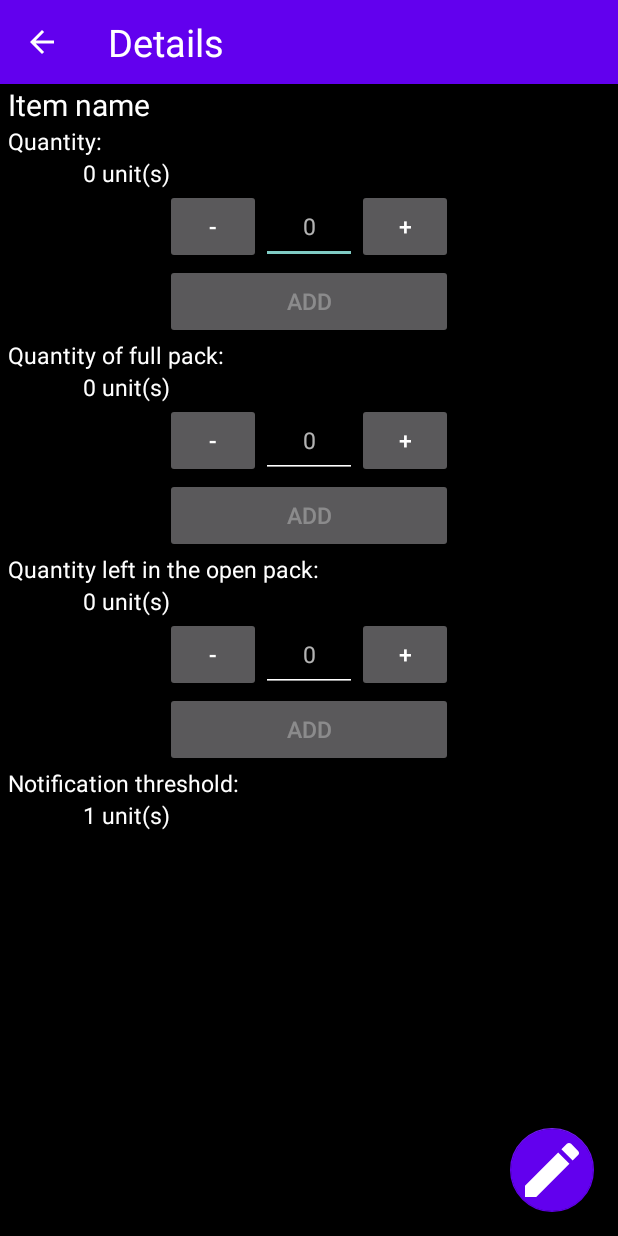
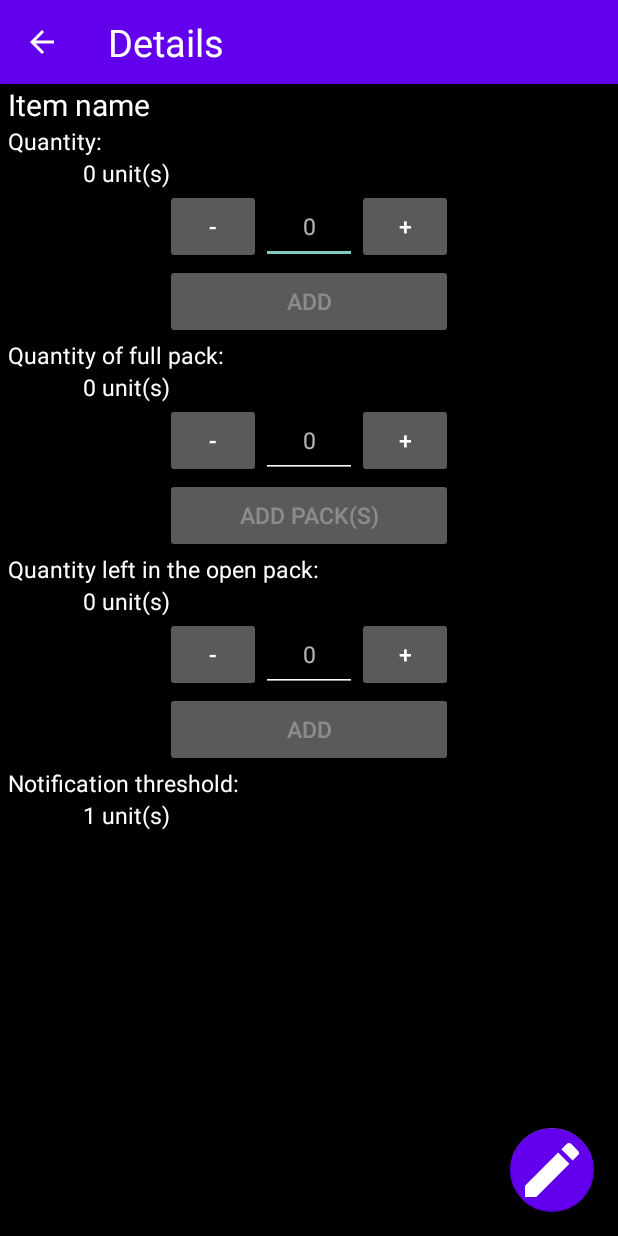
Before and after one commit to GillouH/TestStock, an Android app: the ItemDetailActivity screen opened directly, with no data from a screen before it, on a phone screen of 412 x 824 dp. Run offline under Robolectric (Android 15) with nearby library versions, the phone set to English and light mode, and no system bars; 6 statements that could not run were skipped.

Commit message:
Bug Fix + Amélioration QuantityManager _ Gestion de la valeur par défaut sur le bouton Validation

```diff
--- a/app/src/main/java/com/example/teststock/controllers/QuantityManager.java
+++ b/app/src/main/java/com/example/teststock/controllers/QuantityManager.java
@@ -46,23 +46,17 @@ public class QuantityManager extends RelativeLayout{
         View view = layoutInflater != null ? layoutInflater.inflate(R.layout.quantity_manager, findViewById(R.id.QuantityManager_Root)) : null;
         addView(view);
 
-        TypedArray typedArray = context.obtainStyledAttributes(attributeSet, R.styleable.QuantityManager);
-
-        if(typedArray.getString(R.styleable.QuantityManager_validationTextAdd) != null){
-            validationTextAdd = typedArray.getString(R.styleable.QuantityManager_validationTextAdd);
-            validationTextAdd = getResources().getString(R.string.quantityManager_add);
-        }
-
-        if(typedArray.getString(R.styleable.QuantityManager_validationTextRemove) != null){
-            validationTextRemove = typedArray.getString(R.styleable.QuantityManager_validationTextRemove);
-            validationTextRemove = getResources().getString(R.string.quantityManager_remove);
-        }
-
-        typedArray.recycle();
-
         Button minusButton = findViewById(R.id.QuantityManager_ButtonMinus);
         Button plusButton = findViewById(R.id.QuantityManager_ButtonPlus);
         validtionButton = findViewById(R.id.QuantityManager_ButtonValidation);
+
+        TypedArray typedArray = context.obtainStyledAttributes(attributeSet, R.styleable.QuantityManager);
+        String arg = typedArray.getString(R.styleable.QuantityManager_validationTextAdd);
+        validationTextAdd = arg != null ? arg : getResources().getString(R.string.quantityManager_add);
+        arg = typedArray.getString(R.styleable.QuantityManager_validationTextRemove);
+        validationTextRemove = arg != null ? arg : getResources().getString(R.string.quantityManager_remove);
+        typedArray.recycle();
+
         validtionButton.setText(validationTextAdd);
         numberEditText = findViewById(R.id.QuantityManager_EditTextNumber);
 
--- a/app/src/main/res/layout/activity_item_detail.xml
+++ b/app/src/main/res/layout/activity_item_detail.xml
@@ -37,9 +37,7 @@
 
                     <com.example.teststock.controllers.QuantityManager
                         android:id="@+id/activityItemDetail_quantityManager_basicItem"
-                        style="@style/ItemDetailActivity_QuantityManager"
-                        app:validationTextAdd="@string/addQuantity"
-                        app:validationTextRemove="@string/removeQuantity" />
+                        style="@style/ItemDetailActivity_QuantityManager" />
 
                 </LinearLayout>
 
@@ -73,9 +71,7 @@
 
                     <com.example.teststock.controllers.QuantityManager
                         android:id="@+id/activityItemDetail_quantityManager_packItem_quantityOut"
-                        style="@style/ItemDetailActivity_QuantityManager"
-                        app:validationTextAdd="@string/addQuantityOut"
-                        app:validationTextRemove="@string/removeQuantityOut" />
+                        style="@style/ItemDetailActivity_QuantityManager" />
 
                 </LinearLayout>
 
--- a/app/src/main/res/values/attrs.xml
+++ b/app/src/main/res/values/attrs.xml
@@ -1,9 +1,9 @@
 <?xml version="1.0" encoding="utf-8"?>
 <resources>
 
-<declare-styleable name="QuantityManager">
+    <declare-styleable name="QuantityManager">
         <attr name="onClickValidationButton" format="reference" />
-        <attr name="validationTextAdd" format="string" required="true" />
+        <attr name="validationTextAdd" format="string" />
         <attr name="validationTextRemove" format="string" />
     </declare-styleable>
 
```
